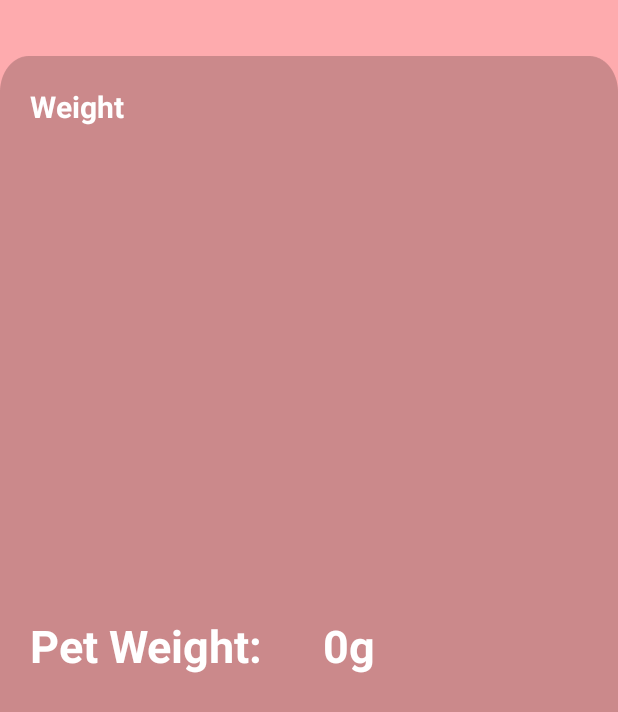
After one commit to mengleang-ngoun/pet_feeding, an Android app: the fragment Weight placed in its activity, on a phone screen of 412 x 824 dp. The commit adds this screen. Shown: the top 712 px of the screen. Run offline under Robolectric (Android 15) with nearby library versions, the phone set to English and light mode, and no system bars; our stand-ins replace Firebase (no records; nobody signed in at launch, a user with empty details on screens opened directly); 1 statement that could not run was skipped.

Commit message:
show weight

```diff
--- a/app/src/main/java/com/example/pet_feeding/fragment/HomeFragment.kt
+++ b/app/src/main/java/com/example/pet_feeding/fragment/HomeFragment.kt
@@ -32,6 +32,7 @@ class HomeFragment : Fragment() {
         val username  = view.findViewById<TextView>(R.id.tx_title)
         val weightBtn = view.findViewById<MaterialButton>(R.id.pet_weight)
         val feedBtn = view.findViewById<MaterialButton>(R.id.feeding)
+
         Firebase.auth.currentUser?.let {
             uid   =  Firebase.auth.currentUser!!.uid.toString()
         }
@@ -49,7 +50,12 @@ class HomeFragment : Fragment() {
             }
         }
 
+        weightBtn.setOnClickListener {
+            replaceFragment(Weight())
+        }
+
     }
+
 
     private fun replaceFragment(fragment: Fragment) {
         requireActivity().supportFragmentManager.commit{
--- /dev/null
+++ b/app/src/main/java/com/example/pet_feeding/fragment/Weight.kt
@@ -0,0 +1,62 @@
+package com.example.pet_feeding.fragment
+
+import android.os.Bundle
+import android.util.Log
+import androidx.fragment.app.Fragment
+import android.view.LayoutInflater
+import android.view.View
+import android.view.ViewGroup
+import android.widget.TextView
+import com.example.pet_feeding.R
+import com.example.pet_feeding.model.ScheduleModel
+import com.google.firebase.auth.ktx.auth
+import com.google.firebase.database.DataSnapshot
+import com.google.firebase.database.DatabaseError
+import com.google.firebase.database.DatabaseReference
+import com.google.firebase.database.ValueEventListener
+import com.google.firebase.database.ktx.database
+import com.google.firebase.ktx.Firebase
+
+
+class Weight : Fragment() {
+    private lateinit var db: DatabaseReference
+    private lateinit var petWeight: TextView
+    override fun onCreateView(
+        inflater: LayoutInflater,
+        container: ViewGroup?,
+        savedInstanceState: Bundle?
+    ): View? {
+
+
+        return inflater.inflate(R.layout.fragment_weight,container,false)
+    }
+
+    override fun onViewCreated(view: View, savedInstanceState: Bundle?) {
+        super.onViewCreated(view, savedInstanceState)
+
+        db = Firebase.database.getReference("PetWeight")
+        petWeight = view.findViewById(R.id.pet_weight)
+
+//    db.addValueEventListener(object : ValueEventListener {
+//        override fun onDataChange(snapshot: DataSnapshot) {
+//            val value = child(Firebase.auth.uid.toString()).value
+//            Log.d("test",value.toString())
+//        }
+//        override fun onCancelled(error: DatabaseError) {
+//            TODO("Not yet implemented")
+//        }
+//    })
+        db.child(Firebase.auth.uid.toString()).get().addOnSuccessListener {
+
+            petWeight.text = it.value.toString()
+        }
+
+
+
+
+    }
+
+
+
+
+}
--- a/app/src/main/res/layout/fragment_home.xml
+++ b/app/src/main/res/layout/fragment_home.xml
@@ -74,16 +74,18 @@
             android:textColor="@color/white"
             android:textSize="20dp"
             android:textStyle="bold" />
+
         <LinearLayout
             android:layout_width="match_parent"
             android:layout_height="wrap_content"
             android:layout_centerVertical="true">
+
             <com.google.android.material.button.MaterialButton
                 android:id="@+id/pet_weight"
                 android:layout_width="0dp"
                 android:layout_height="70dp"
+                android:layout_marginHorizontal="5dp"
                 android:layout_weight="1"
-                android:layout_marginHorizontal="5dp"
                 android:backgroundTint="@color/white"
                 android:text="Weight"
                 android:textColor="@color/purple"
@@ -96,8 +98,8 @@
                 android:id="@+id/feeding"
                 android:layout_width="0dp"
                 android:layout_height="70dp"
+                android:layout_marginHorizontal="5dp"
                 android:layout_weight="1"
-                android:layout_marginHorizontal="5dp"
                 android:backgroundTint="@color/white"
                 android:text="Feed"
                 android:textColor="@color/purple"
--- /dev/null
+++ b/app/src/main/res/layout/fragment_weight.xml
@@ -0,0 +1,86 @@
+<?xml version="1.0" encoding="utf-8"?>
+<RelativeLayout xmlns:android="http://schemas.android.com/apk/res/android"
+    xmlns:tools="http://schemas.android.com/tools"
+    xmlns:app="http://schemas.android.com/apk/res-auto"
+    android:layout_width="match_parent"
+    android:layout_height="match_parent"
+    tools:context=".fragment.HomeFragment"
+    android:background="@color/Primary_pink"
+    >
+
+    <!-- TODO: Update blank fragment layout -->
+    <TextView
+        android:id="@+id/tx_title"
+        android:layout_width="wrap_content"
+        android:layout_height="wrap_content"
+
+        android:paddingLeft="10dp"
+        android:text="@null"
+        android:textColor="@color/white"
+        android:textSize="30dp"
+        android:textStyle="bold" />
+
+    <RelativeLayout
+        android:layout_width="match_parent"
+        android:layout_height="match_parent"
+        android:layout_below="@id/tx_title"
+        android:layout_marginTop="-3dp"
+        android:background="@drawable/long_round_rectangle"
+        android:padding="20dp">
+
+        <TextView
+            android:id="@+id/weightTitle"
+            android:layout_width="wrap_content"
+            android:layout_height="wrap_content"
+            android:text="@string/weight"
+            android:textColor="@color/white"
+            android:textSize="20dp"
+            android:textStyle="bold" />
+
+
+        <LinearLayout
+            android:layout_width="match_parent"
+            android:layout_height="wrap_content"
+            android:layout_centerInParent="true"
+            android:orientation="horizontal"
+            android:paddingTop="20dp"
+            android:paddingBottom="20dp"
+            android:textAlignment="center">
+
+            <TextView
+                android:layout_width="wrap_content"
+                android:layout_height="wrap_content"
+                android:text="@string/PetWeight"
+                android:textColor="@color/white"
+                android:textSize="30dp"
+                android:textStyle="bold" />
+
+            <TextView
+                android:id="@+id/pet_weight"
+                android:layout_width="wrap_content"
+                android:layout_height="wrap_content"
+                android:paddingLeft="40dp"
+                android:text="@string/amount_of_food"
+                android:textColor="@color/white"
+                android:textSize="30dp"
+                android:textStyle="bold" />
+
+            <TextView
+                android:id="@+id/weight_unit"
+                android:layout_width="wrap_content"
+                android:layout_height="wrap_content"
+                android:text="@string/grams"
+                android:textColor="@color/white"
+                android:textSize="30dp"
+                android:textStyle="bold"
+
+                />
+
+
+        </LinearLayout>
+
+
+    </RelativeLayout>
+
+
+</RelativeLayout>
--- a/app/src/main/res/values/strings.xml
+++ b/app/src/main/res/values/strings.xml
@@ -45,4 +45,8 @@
     <!-- Create card schedule   -->
     <string name="Time">Time</string>
     <string name="FoodValue">Food values(g)</string>
+
+
+    <string name="weight">Weight</string>
+    <string name="PetWeight">Pet Weight:</string>
 </resources>
```
